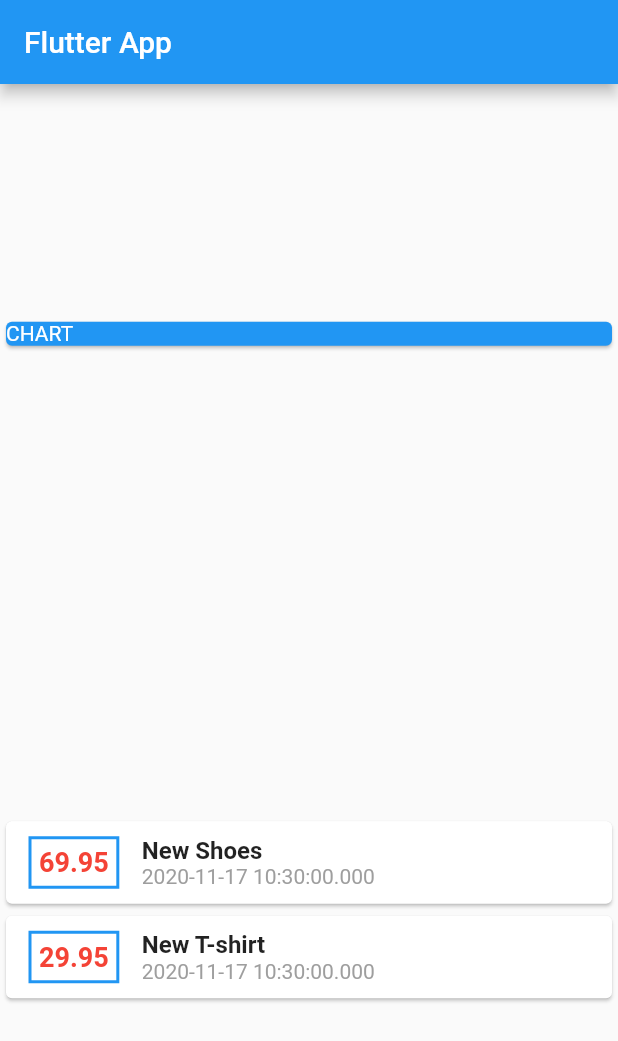
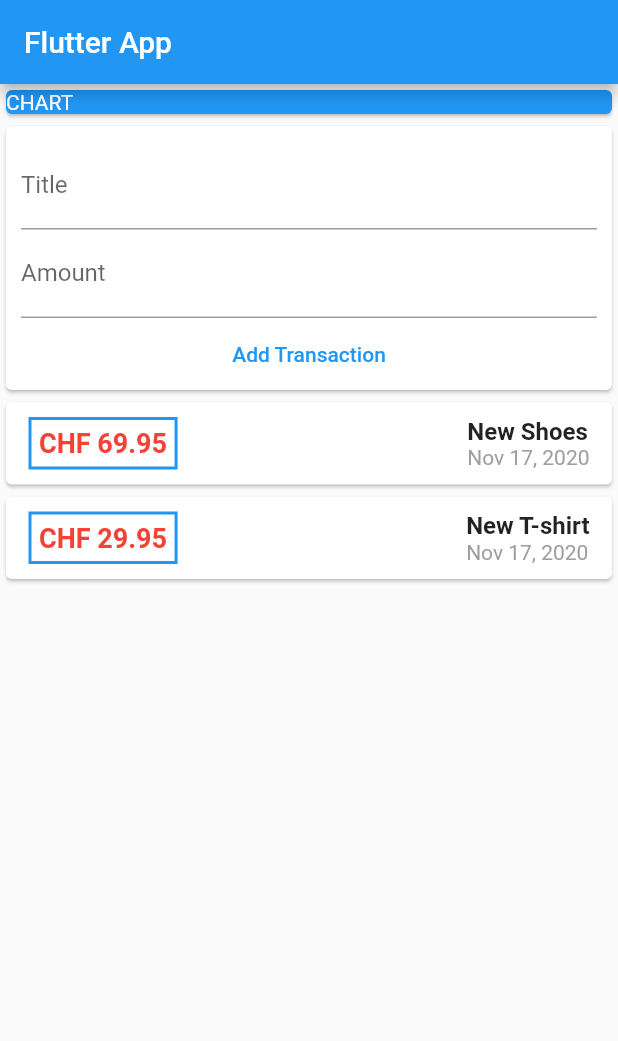
Before and after one commit to TheLueddy/Flutter, a Flutter app: the screen it shows after launch, on a phone screen of 412 x 824 dp. Shown: the top 1041 px of the screen. Run offline on Flutter 3.47's test engine with Material 2 defaults, Android fonts, the phone set to English and light mode, and no system bars.

Commit message:
Add possibility to add new transactions

```diff
--- a/personal_expenses/lib/main.dart
+++ b/personal_expenses/lib/main.dart
@@ -1,4 +1,5 @@
 import 'package:flutter/material.dart';
+import 'package:intl/intl.dart';
 
 import './transactions.dart';
 
@@ -21,6 +22,8 @@ class MyHomePage extends StatelessWidget {
     Transaction(
         id: 't2', title: 'New T-shirt', amount: 29.95, date: DateTime.now())
   ];
+  final titleController = TextEditingController();
+  final amountController = TextEditingController();
 
   @override
   Widget build(BuildContext context) {
@@ -29,7 +32,6 @@ class MyHomePage extends StatelessWidget {
         title: Text('Flutter App'),
       ),
       body: Column(
-        mainAxisAlignment: MainAxisAlignment.spaceAround,
         crossAxisAlignment: CrossAxisAlignment.stretch,
         children: [
           Container(
@@ -42,15 +44,48 @@ class MyHomePage extends StatelessWidget {
               ),
             ),
           ),
+          Card(
+            child: Container(
+              padding: EdgeInsets.only(
+                left: 10,
+                right: 10,
+                top: 10,
+              ),
+              child: Column(
+                children: [
+                  TextField(
+                    decoration: InputDecoration(
+                      labelText: 'Title',
+                    ),
+                    controller: titleController,
+                  ),
+                  TextField(
+                    decoration: InputDecoration(
+                      labelText: 'Amount',
+                    ),
+                    controller: amountController,
+                  ),
+                  FlatButton(
+                    onPressed: () {
+                      print(titleController.text);
+                    },
+                    child: Text('Add Transaction'),
+                    textColor: Colors.blue,
+                  ),
+                ],
+              ),
+            ),
+          ),
           Column(
               children: transactions.map((tx) {
             return Card(
                 child: Row(
+              mainAxisAlignment: MainAxisAlignment.spaceBetween,
               children: [
                 Container(
                   margin: EdgeInsets.symmetric(vertical: 10, horizontal: 15),
                   child: Text(
-                    tx.amount.toString(),
+                    'CHF ${tx.amount}',
                     style: TextStyle(
                       fontWeight: FontWeight.bold,
                       fontSize: 18,
@@ -65,7 +100,9 @@ class MyHomePage extends StatelessWidget {
                   ),
                   padding: EdgeInsets.all(5),
                 ),
-                Column(
+                Container(
+                  margin: EdgeInsets.symmetric(vertical: 10, horizontal: 15),
+                  child: Column(
                     crossAxisAlignment: CrossAxisAlignment.start,
                     children: [
                       Text(
@@ -76,12 +113,13 @@ class MyHomePage extends StatelessWidget {
                         ),
                       ),
                       Text(
-                      tx.date.toString(),
+                        DateFormat.yMMMd().format(tx.date),
                         style: TextStyle(
                           color: Colors.grey,
                         ),
                       ),
                     ],
+                  ),
                 ),
               ],
             ));
--- a/personal_expenses/pubspec.yaml
+++ b/personal_expenses/pubspec.yaml
@@ -23,6 +23,7 @@ environment:
 dependencies:
   flutter:
     sdk: flutter
+  intl: ^0.16.1
 
 
   # The following adds the Cupertino Icons font to your application.
```
Also changed, not shown: personal_expenses/pubspec.lock. Lines whose indentation alone changed are shown as unchanged.
